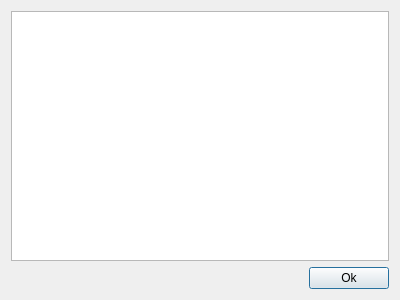
The window that src/RedisView/AppView/clientdialog.ui (cc20110101/RedisView) describes before a commit, drawn with Qt 5.
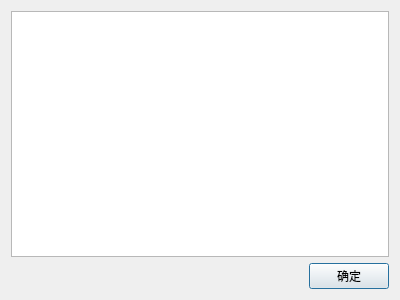
The same window after the commit.

Diff of the .ui file:
```diff
--- a/src/RedisView/AppView/clientdialog.ui
+++ b/src/RedisView/AppView/clientdialog.ui
@@ -32,7 +32,7 @@
         <enum>Qt::LeftToRight</enum>
        </property>
        <property name="text">
-        <string>Ok</string>
+        <string>确定</string>
        </property>
       </widget>
      </item>
```
